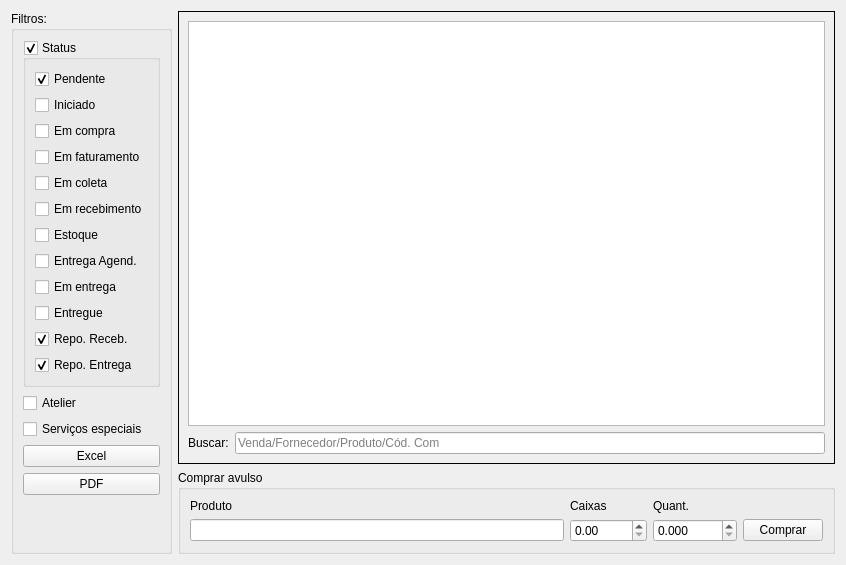
This is ui/widgetcomprapendentes.ui in darktorres/ERP-STACCATO as Qt 5 draws it before an edit. The edited form follows.
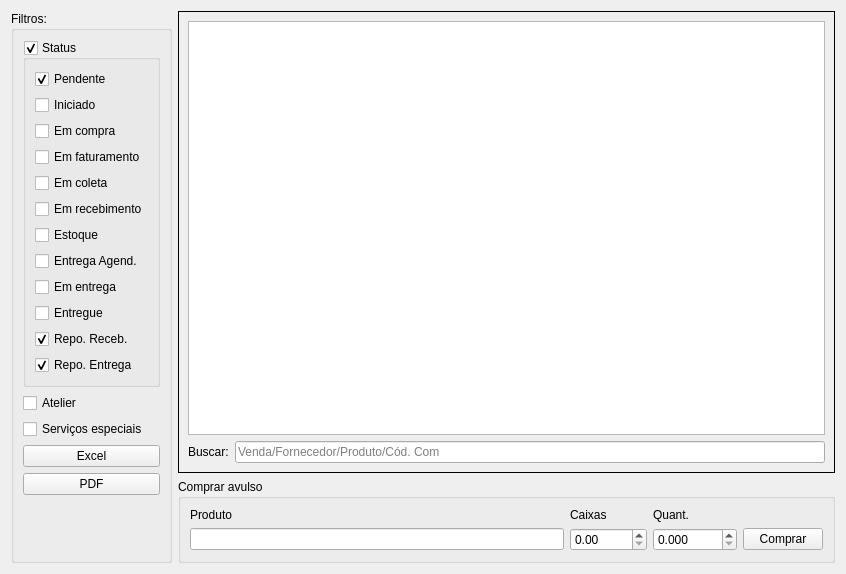
This is the edited form. Custom widgets are drawn as their Qt base class.

Patch:
```diff
--- a/ui/widgetcomprapendentes.ui
+++ b/ui/widgetcomprapendentes.ui
@@ -7,7 +7,7 @@
     <x>0</x>
     <y>0</y>
     <width>846</width>
-    <height>565</height>
+    <height>574</height>
    </rect>
   </property>
   <property name="windowTitle">
```
Left out of the diff: 25 changed lines with no effect on the pictures.
